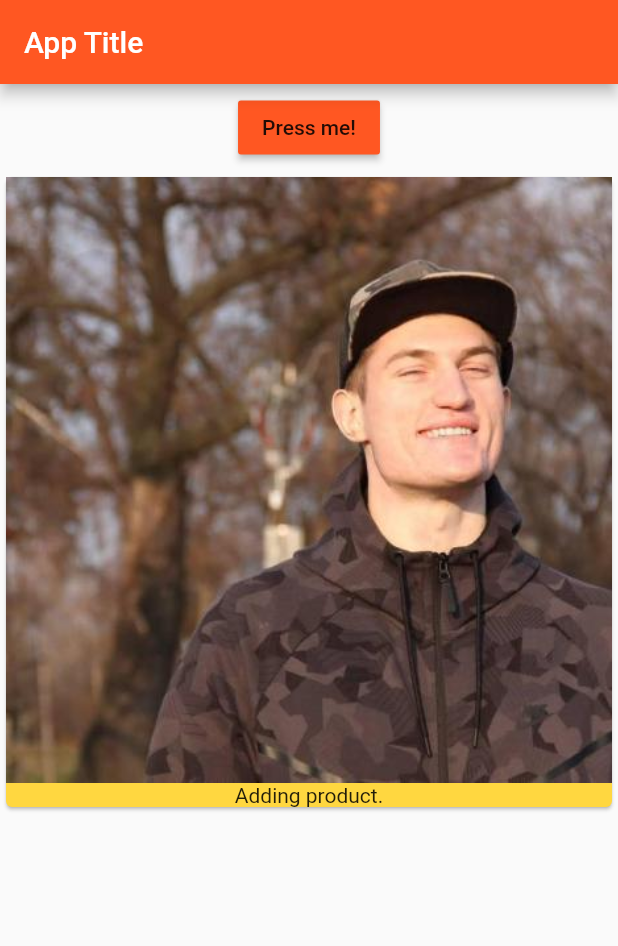
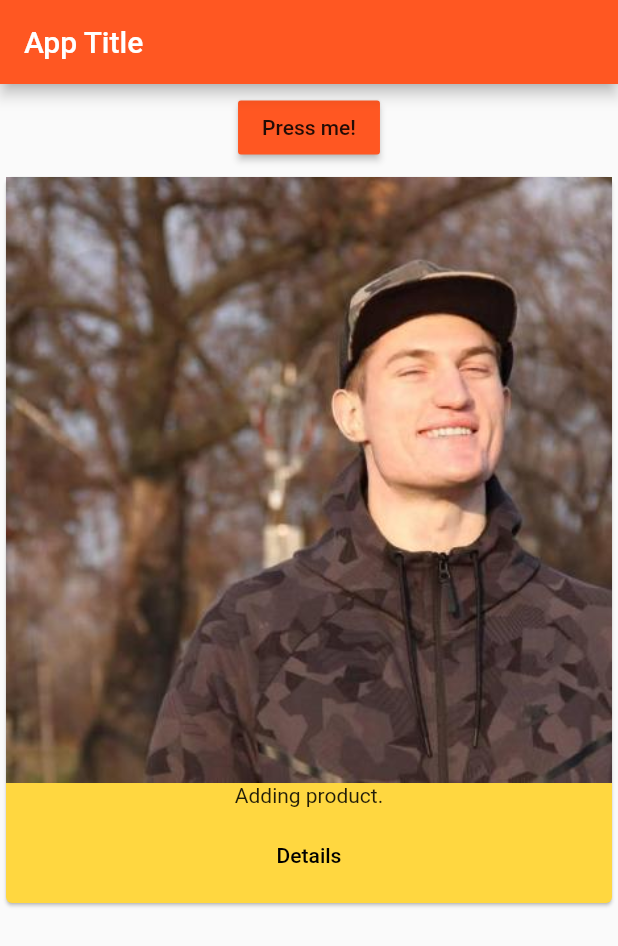
Before and after one commit to djurobrah/flutter_practice, a Flutter app: the screen it shows after launch, after a tap on "Press me!", on a phone screen of 412 x 824 dp. Shown: the top 946 px of the screen. Run offline on Flutter 3.47's test engine with Material 2 defaults, Android fonts, the phone set to English and light mode, and no system bars.

Commit message:
Basic navigation.

```diff
--- a/lib/main.dart
+++ b/lib/main.dart
@@ -1,6 +1,6 @@
 import 'package:flutter/material.dart';
 
-import 'product_manager.dart';
+import './pages/home.dart';
 
 void main() => runApp(MyApp());
 
@@ -11,12 +11,7 @@ class MyApp extends StatelessWidget {
       theme: ThemeData(
         primarySwatch: Colors.deepOrange,
       ),
-      home: Scaffold(
-        appBar: AppBar(
-          title: Text("App Title"),
-        ),
-        body: ProductManager(),
-      ),
+      home: HomePage(),
     );
   }
 }
--- /dev/null
+++ b/lib/pages/home.dart
@@ -0,0 +1,15 @@
+import 'package:flutter/material.dart';
+
+import '../product_manager.dart';
+
+class HomePage extends StatelessWidget {
+  @override
+  Widget build(BuildContext context) {
+    return Scaffold(
+      appBar: AppBar(
+        title: Text("App Title"),
+      ),
+      body: ProductManager(),
+    );
+  }
+}
--- a/lib/products.dart
+++ b/lib/products.dart
@@ -1,4 +1,6 @@
 import 'package:flutter/material.dart';
+
+import 'pages/product.dart';
 
 class Products extends StatelessWidget {
   final List<String> products;
@@ -12,6 +14,18 @@ class Products extends StatelessWidget {
         children: <Widget>[
           Image.asset("assets/image.jpg"),
           Text(products[index]),
+          ButtonBar(
+            alignment: MainAxisAlignment.center,
+            children: <Widget>[
+              FlatButton(
+                child: Text("Details"),
+                onPressed: () => Navigator.push(
+                      context,
+                      MaterialPageRoute(builder: (BuildContext context) => ProductPage()),
+                    ),
+              ),
+            ],
+          ),
         ],
       ),
     );
```
Also changed, not shown: lib/pages/product.dart (added, +13 -0 lines).
